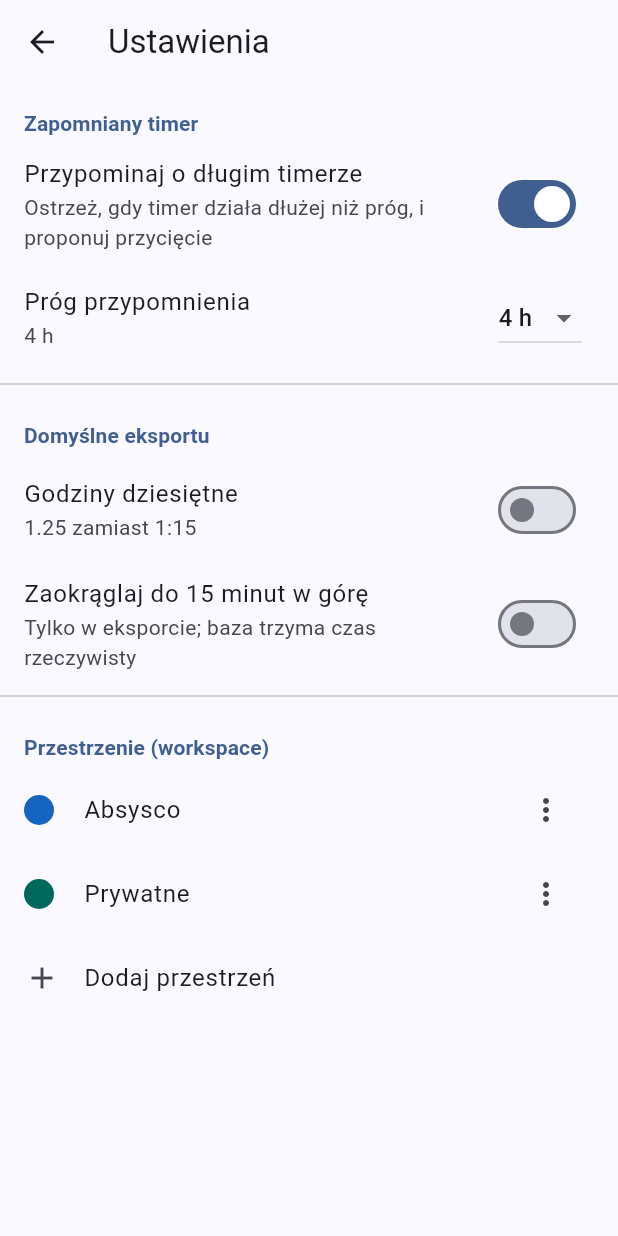
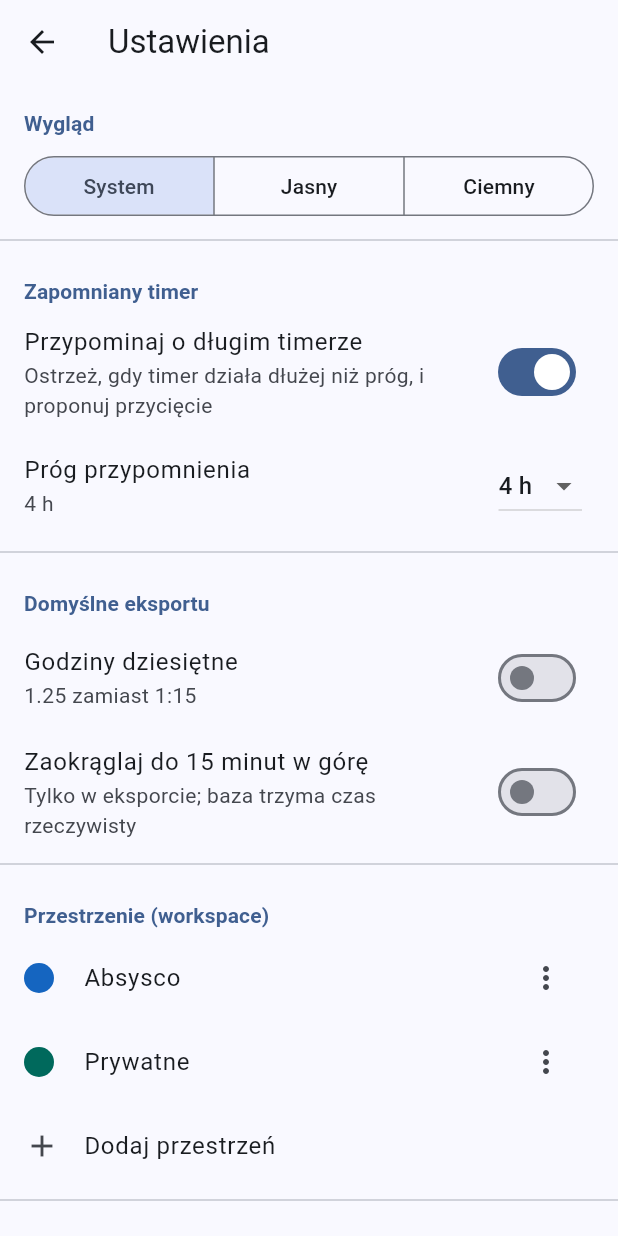
Before and after one commit to lolekST1/TimeDock, a Flutter app: the SettingsScreen screen opened directly, on a phone screen of 412 x 824 dp. Run offline on Flutter 3.47's test engine with Material 3 defaults, Android fonts, the phone set to English and light mode, and no system bars; our stand-ins replace drift, drift_flutter, flutter_riverpod, shared_preferences; accounts and stored records are empty; generated files the repository leaves out were written again.

```diff
--- a/lib/app.dart
+++ b/lib/app.dart
@@ -7,6 +7,7 @@ import 'domain/repositories/session_repository.dart';
 import 'features/app_state/app_providers.dart';
 import 'features/app_state/context_label.dart';
 import 'features/home/home_screen.dart';
+import 'features/settings/settings_controller.dart';
 
 class TimeDockApp extends ConsumerWidget {
   const TimeDockApp({super.key});
@@ -42,9 +43,12 @@ class TimeDockApp extends ConsumerWidget {
             ?.colorSeed ??
         0xFF1565C0;
 
+    final themeMode = ref.watch(settingsProvider).themeMode;
+
     return MaterialApp(
       title: 'TimeDock',
       debugShowCheckedModeBanner: false,
+      themeMode: themeMode,
       theme: timeDockTheme(seed, Brightness.light),
       darkTheme: timeDockTheme(seed, Brightness.dark),
       home: const HomeScreen(),
--- /dev/null
+++ b/lib/core/colors.dart
@@ -0,0 +1,36 @@
+import 'package:flutter/material.dart';
+
+/// Shared palette for workspace seeds and project colors, and a reusable
+/// picker dialog. ARGB ints (as stored on entities).
+const kEntityColors = <int>[
+  0xFF1565C0, 0xFF00695C, 0xFF2E7D32, 0xFF6A1B9A,
+  0xFFAD1457, 0xFFC62828, 0xFFEF6C00, 0xFFF9A825,
+  0xFF4E342E, 0xFF283593, 0xFF00838F, 0xFF546E7A,
+];
+
+/// Shows a grid of swatches and returns the chosen ARGB int, or null.
+Future<int?> pickEntityColor(BuildContext context, int current) {
+  return showDialog<int>(
+    context: context,
+    builder: (context) => AlertDialog(
+      title: const Text('Wybierz kolor'),
+      content: Wrap(
+        spacing: 12,
+        runSpacing: 12,
+        children: [
+          for (final c in kEntityColors)
+            InkWell(
+              onTap: () => Navigator.of(context).pop(c),
+              borderRadius: BorderRadius.circular(24),
+              child: CircleAvatar(
+                backgroundColor: Color(c),
+                child: c == current
+                    ? const Icon(Icons.check, color: Colors.white)
+                    : null,
+              ),
+            ),
+        ],
+      ),
+    ),
+  );
+}
--- a/lib/features/settings/settings_screen.dart
+++ b/lib/features/settings/settings_screen.dart
@@ -2,30 +2,43 @@ import 'package:flutter/material.dart';
 import 'package:flutter_riverpod/flutter_riverpod.dart';
 import 'package:uuid/uuid.dart';
 
+import '../../core/colors.dart';
 import '../../data/providers.dart';
 import '../../domain/entities/workspace.dart';
 import '../app_state/app_providers.dart';
 import '../home/widgets/entity_dialogs.dart';
+import 'archive_screen.dart';
 import 'settings_controller.dart';
 
 class SettingsScreen extends ConsumerWidget {
   const SettingsScreen({super.key});
-
-  static const _workspaceColors = [
-    0xFF1565C0, 0xFF00695C, 0xFF6A1B9A, 0xFFAD1457,
-    0xFF4E342E, 0xFF283593, 0xFF00838F, 0xFFEF6C00,
-  ];
 
   @override
   Widget build(BuildContext context, WidgetRef ref) {
     final settings = ref.watch(settingsProvider);
     final controller = ref.read(settingsProvider.notifier);
     final workspaces = ref.watch(workspacesProvider).valueOrNull ?? const [];
+    final selectedId = ref.watch(selectedWorkspaceProvider);
 
     return Scaffold(
       appBar: AppBar(title: const Text('Ustawienia')),
       body: ListView(
         children: [
+          _SectionTitle('Wygląd'),
+          Padding(
+            padding: const EdgeInsets.symmetric(horizontal: 16, vertical: 4),
+            child: SegmentedButton<ThemeMode>(
+              showSelectedIcon: false,
+              segments: const [
+                ButtonSegment(value: ThemeMode.system, label: Text('System')),
+                ButtonSegment(value: ThemeMode.light, label: Text('Jasny')),
+                ButtonSegment(value: ThemeMode.dark, label: Text('Ciemny')),
+              ],
+              selected: {settings.themeMode},
+              onSelectionChanged: (s) => controller.setThemeMode(s.first),
+            ),
+          ),
+          const Divider(),
           _SectionTitle('Zapomniany timer'),
           SwitchListTile(
             title: const Text('Przypominaj o długim timerze'),
@@ -96,6 +109,19 @@ class SettingsScreen extends ConsumerWidget {
             title: const Text('Dodaj przestrzeń'),
             onTap: () => _addWorkspace(context, ref, workspaces.length),
           ),
+          const Divider(),
+          _SectionTitle('Archiwum'),
+          ListTile(
+            leading: const Icon(Icons.unarchive_outlined),
+            title: const Text('Zarchiwizowane projekty'),
+            subtitle: const Text('Przywróć ukryte w archiwum projekty'),
+            enabled: selectedId != null,
+            onTap: selectedId == null
+                ? null
+                : () => Navigator.of(context).push(MaterialPageRoute<void>(
+                      builder: (_) => ArchiveScreen(workspaceId: selectedId),
+                    )),
+          ),
           const SizedBox(height: 24),
         ],
       ),
@@ -110,7 +136,7 @@ class SettingsScreen extends ConsumerWidget {
     await ref.read(workspaceRepositoryProvider).upsert(Workspace(
           id: const Uuid().v4(),
           name: name,
-          colorSeed: _workspaceColors[existingCount % _workspaceColors.length],
+          colorSeed: kEntityColors[existingCount % kEntityColors.length],
           sortOrder: existingCount,
           createdAt: now,
           updatedAt: now,
@@ -134,7 +160,7 @@ class SettingsScreen extends ConsumerWidget {
           await repo.upsert(workspace.copyWith(name: name, updatedAt: now));
         }
       case 'color':
-        final color = await _pickColor(context, workspace.colorSeed);
+        final color = await pickEntityColor(context, workspace.colorSeed);
         if (color != null) {
           await repo.upsert(workspace.copyWith(colorSeed: color, updatedAt: now));
         }
@@ -183,30 +209,6 @@ class SettingsScreen extends ConsumerWidget {
     );
   }
 
-  Future<int?> _pickColor(BuildContext context, int current) {
-    return showDialog<int>(
-      context: context,
-      builder: (context) => AlertDialog(
-        title: const Text('Kolor przestrzeni'),
-        content: Wrap(
-          spacing: 12,
-          runSpacing: 12,
-          children: [
-            for (final c in _workspaceColors)
-              InkWell(
-                onTap: () => Navigator.of(context).pop(c),
-                child: CircleAvatar(
-                  backgroundColor: Color(c),
-                  child: c == current
-                      ? const Icon(Icons.check, color: Colors.white)
-                      : null,
-                ),
-              ),
-          ],
-        ),
-      ),
-    );
-  }
 }
 
 class _SectionTitle extends StatelessWidget {
```
Also changed, not shown: lib/features/app_state/app_providers.dart (+18 -0 lines), lib/features/home/widgets/active_timer_bar.dart (+17 -4 lines), lib/features/home/widgets/project_sheet.dart (+69 -2 lines), lib/features/settings/archive_screen.dart (added, +45 -0 lines), lib/features/settings/settings_controller.dart (+18 -0 lines), lib/features/stats/stats_screen.dart (+12 -6 lines), lib/features/timer/active_timer_screen.dart (+11 -1 lines), 3 other files.
